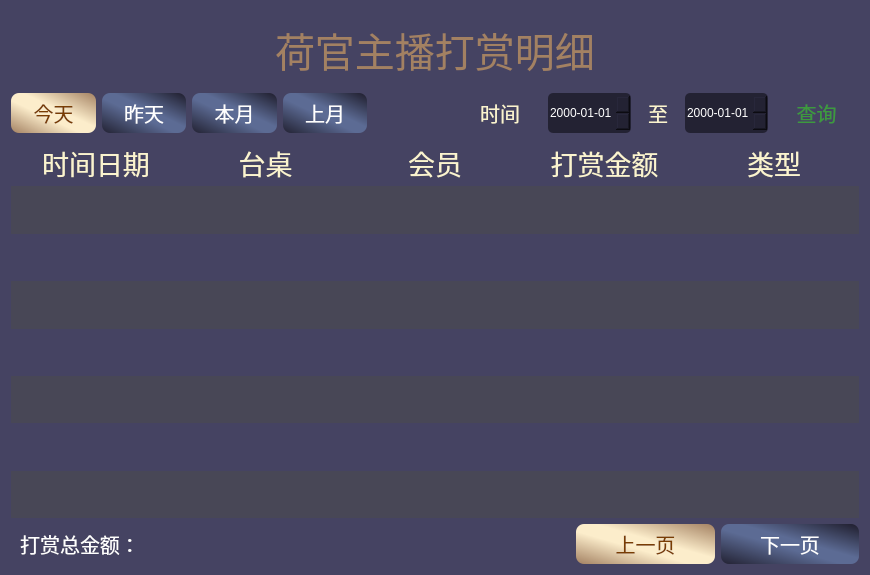
Above: DragonTiger_zhubo_mod/mod/mod_money/MMoney.ui from QPKJEDL/deskgame before the change. Below: the same form after it.
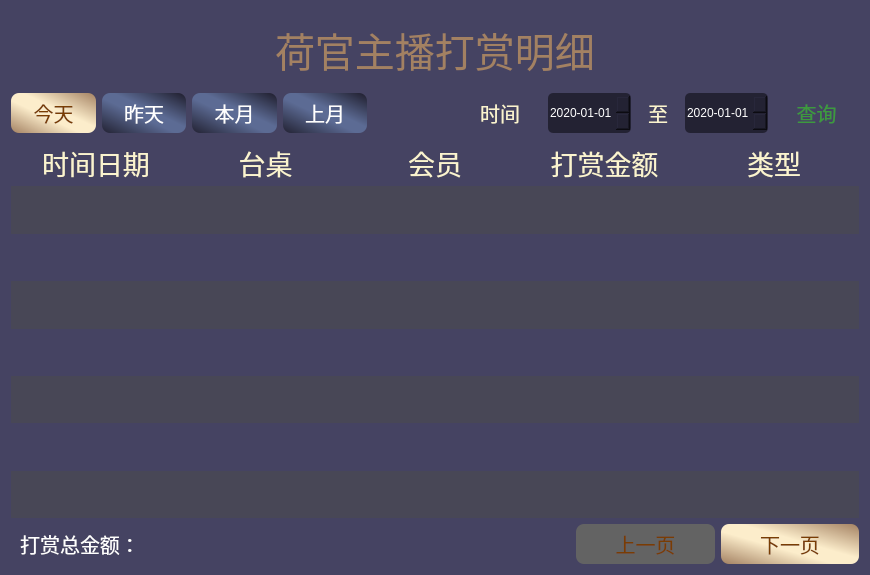
That is the form after the change.

Patch:
```diff
--- a/DragonTiger_zhubo_mod/mod/mod_money/MMoney.ui
+++ b/DragonTiger_zhubo_mod/mod/mod_money/MMoney.ui
@@ -215,7 +215,7 @@
        </property>
        <property name="date">
         <date>
-         <year>2000</year>
+         <year>2020</year>
          <month>1</month>
          <day>1</day>
         </date>
@@ -263,6 +263,13 @@
 border: 3px;
 color: rgb(255, 255, 255);</string>
        </property>
+       <property name="date">
+        <date>
+         <year>2020</year>
+         <month>1</month>
+         <day>1</day>
+        </date>
+       </property>
        <property name="displayFormat">
         <string>yyyy-MM-dd</string>
        </property>
@@ -1156,6 +1163,9 @@
      </item>
      <item>
       <widget class="QPushButton" name="pu_front_page">
+       <property name="enabled">
+        <bool>false</bool>
+       </property>
        <property name="minimumSize">
         <size>
          <width>0</width>
@@ -1169,9 +1179,14 @@
         </font>
        </property>
        <property name="styleSheet">
-        <string notr="true">background-color: qlineargradient(spread:pad, x1:1, y1:0, x2:0, y2:1, stop:0 rgba(163, 129, 98, 255), stop:0.431818 rgba(252, 237, 203, 255), stop:0.590909 rgba(252, 237, 203, 255), stop:1 rgba(163, 129, 98, 255));
+        <string notr="true">QPushButton{
+background-color: qlineargradient(spread:pad, x1:1, y1:0, x2:0, y2:1, stop:0 rgba(163, 129, 98, 255), stop:0.431818 rgba(252, 237, 203, 255), stop:0.590909 rgba(252, 237, 203, 255), stop:1 rgba(163, 129, 98, 255));
 border-radius: 8px;
-color: rgb(121, 61, 3);</string>
+color: rgb(121, 61, 3);
+}
+QPushButton:disabled{border-color:gray;background-color: rgb(99, 99, 99);
+}
+</string>
        </property>
        <property name="text">
         <string>上一页</string>
@@ -1193,9 +1208,14 @@
         </font>
        </property>
        <property name="styleSheet">
-        <string notr="true">background-color: qlineargradient(spread:reflect, x1:0, y1:1, x2:1, y2:0, stop:0 rgba(35, 34, 51, 255), stop:0.4375 rgba(92, 107, 148, 255), stop:0.568182 rgba(92, 107, 148, 255), stop:0.971591 rgba(35, 34, 51, 255), stop:1 rgba(35, 34, 51, 255));
+        <string notr="true">QPushButton{
+background-color: qlineargradient(spread:pad, x1:1, y1:0, x2:0, y2:1, stop:0 rgba(163, 129, 98, 255), stop:0.431818 rgba(252, 237, 203, 255), stop:0.590909 rgba(252, 237, 203, 255), stop:1 rgba(163, 129, 98, 255));
 border-radius: 8px;
-color: rgb(255, 255, 255);</string>
+color: rgb(121, 61, 3);
+}
+QPushButton:disabled{border-color:gray;background-color: rgb(99, 99, 99);
+}
+</string>
        </property>
        <property name="text">
         <string>下一页</string>
```
